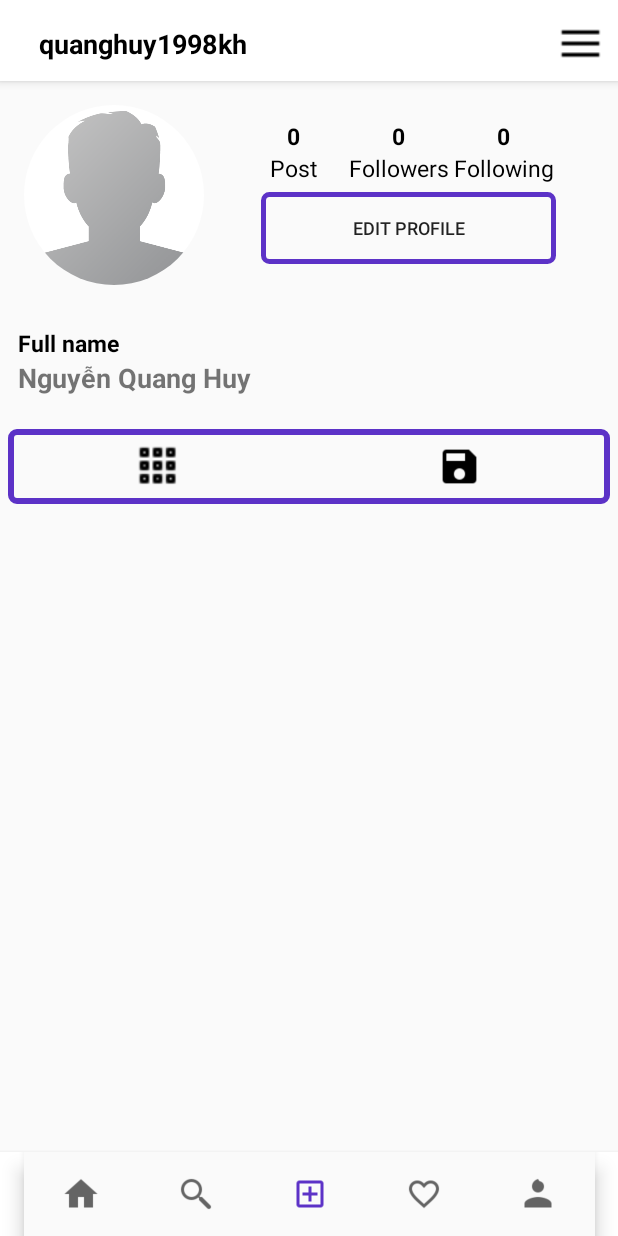
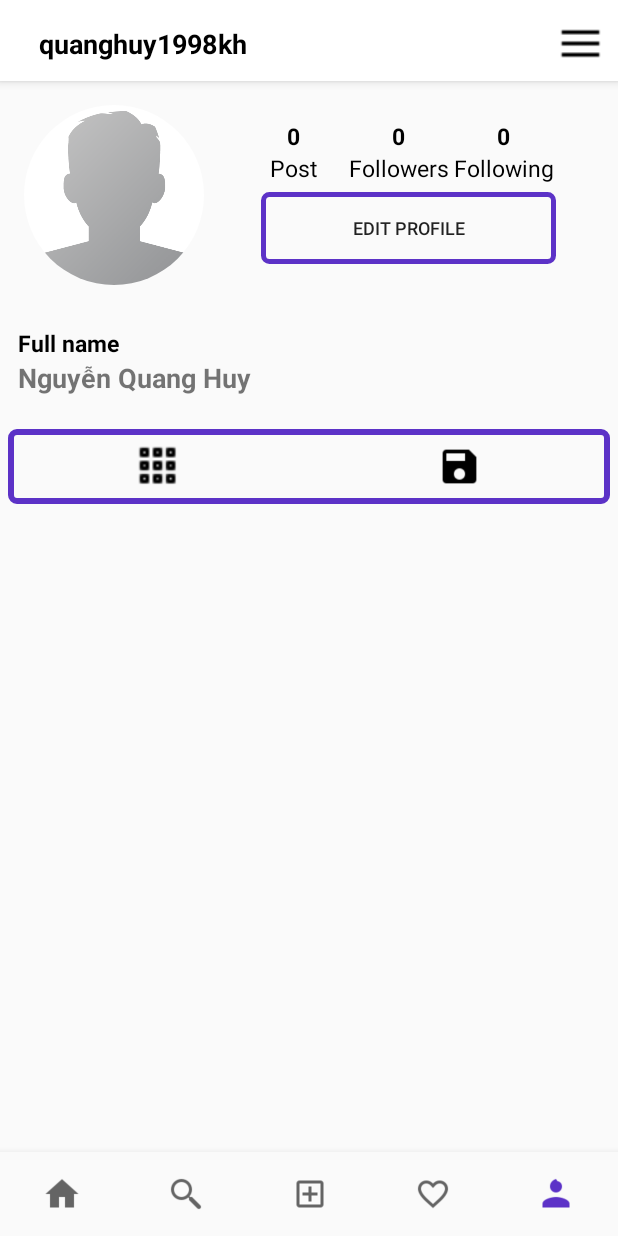
Before and after one commit to hiru-vn/InstagramCloneApp, an Android app: the screen it shows after launch (MainActivity), item 5 of the bottom bar chosen, on a phone screen of 412 x 824 dp. Run offline under Robolectric (Android 15) with nearby library versions, the phone set to English and light mode, and no system bars; our stand-ins replace CircleImageView.

Commit message:
fix bug nav icon not highlight

```diff
--- a/app/src/main/java/com/example/instagramcloneapp/MainActivity.kt
+++ b/app/src/main/java/com/example/instagramcloneapp/MainActivity.kt
@@ -15,26 +15,24 @@ class MainActivity : AppCompatActivity() {
     private val onNavigationItemSelectedListener = BottomNavigationView.OnNavigationItemSelectedListener { item ->
         when (item.itemId) {
             R.id.nav_home -> {
-                selectedFragment = homeFragment()
+                navToFragment(homeFragment())
+                return@OnNavigationItemSelectedListener true
             }
             R.id.nav_search -> {
-                selectedFragment = SearchFragment()
+                navToFragment(SearchFragment())
+                return@OnNavigationItemSelectedListener true
             }
             R.id.nav_add_post -> {
                 return@OnNavigationItemSelectedListener true
             }
             R.id.nav_profile -> {
-                selectedFragment = ProfileFragment()
+                navToFragment(ProfileFragment())
+                return@OnNavigationItemSelectedListener true
             }
             R.id.nav_notifications -> {
-                selectedFragment = NotificationsFragment()
+                navToFragment(NotificationsFragment())
+                return@OnNavigationItemSelectedListener true
             }
-        }
-        if (selectedFragment != null){
-            supportFragmentManager.beginTransaction().replace(
-                R.id.fragments_container,
-                selectedFragment!!
-            ).commit()
         }
         false
     }
@@ -45,9 +43,11 @@ class MainActivity : AppCompatActivity() {
         val navView: BottomNavigationView = findViewById(R.id.nav_view)
 
         navView.setOnNavigationItemSelectedListener(onNavigationItemSelectedListener)
-        supportFragmentManager.beginTransaction().replace(
-            R.id.fragments_container,
-            homeFragment()
-        ).commit()
+        navToFragment(homeFragment())
+    }
+    private fun navToFragment(fragment: Fragment){
+        val fragmentTrans = supportFragmentManager.beginTransaction()
+        fragmentTrans.replace(R.id.fragments_container, fragment)
+        fragmentTrans.commit()
     }
 }
--- a/app/src/main/res/layout/activity_main.xml
+++ b/app/src/main/res/layout/activity_main.xml
@@ -11,31 +11,19 @@
 
     <FrameLayout
             android:id="@+id/fragments_container"
-            android:layout_above="@+id/app_bar_layout"
+            android:layout_above="@+id/nav_view"
             android:layout_width="match_parent"
             android:layout_height="match_parent">
 
     </FrameLayout>
 
-    <com.google.android.material.appbar.AppBarLayout
-            android:id="@+id/app_bar_layout"
-            android:layout_alignParentBottom="true"
-            android:layout_width="match_parent"
-            android:layout_height="wrap_content">
-        <androidx.appcompat.widget.Toolbar
-                android:id="@+id/home_toolbar"
-                android:background="@android:color/white"
-                android:layout_width="match_parent"
-                android:layout_height="match_parent">
     <com.google.android.material.bottomnavigation.BottomNavigationView
             android:id="@+id/nav_view"
             android:layout_width="wrap_content"
             android:layout_height="wrap_content"
             android:background="?android:attr/windowBackground"
-                    android:layout_marginRight="15dp"
             app:labelVisibilityMode="unlabeled"
+            android:layout_alignParentBottom="true"
             app:menu="@menu/bottom_nav_menu"/>
-        </androidx.appcompat.widget.Toolbar>
-    </com.google.android.material.appbar.AppBarLayout>
 
 </RelativeLayout>
```
Also changed, not shown: app/src/main/res/layout/fragment_notifications.xml (+9 -2 lines). Lines whose indentation alone changed are shown as unchanged.
